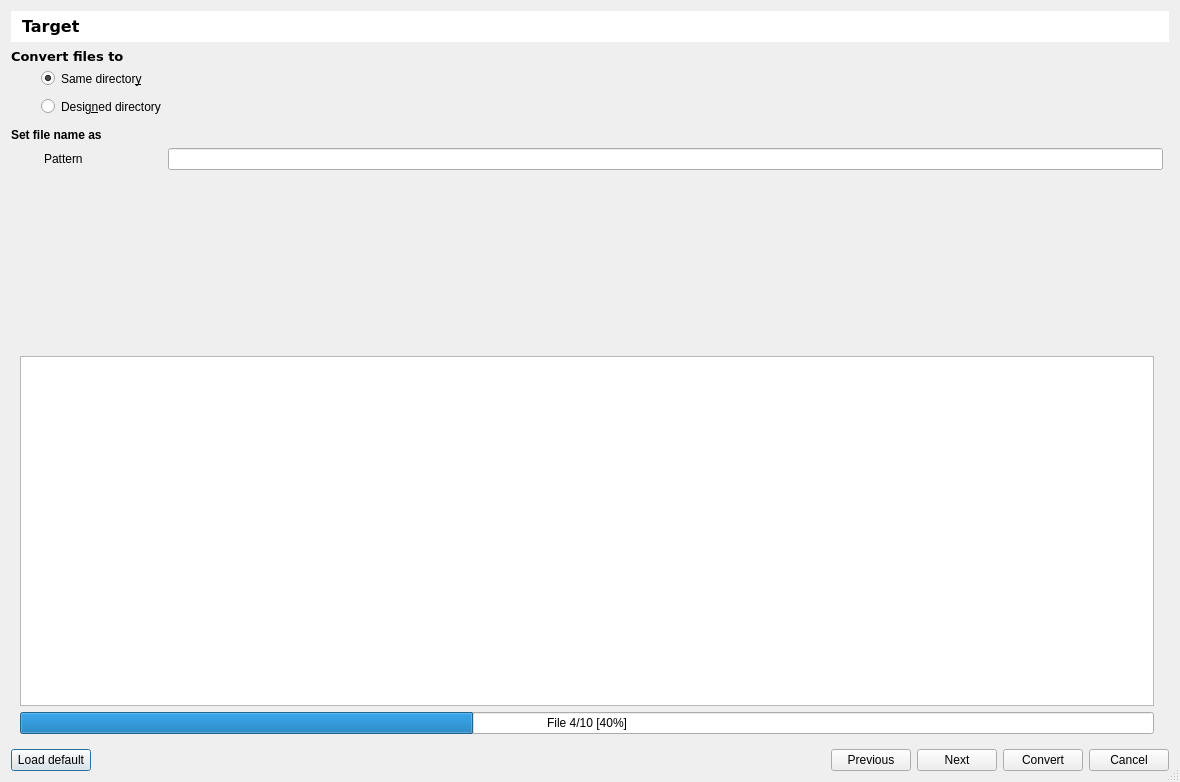
Grum999/BuliCommander, file bulicommander/bulicommander/bc/resources/bcconvertfiles.ui: the form before one commit.
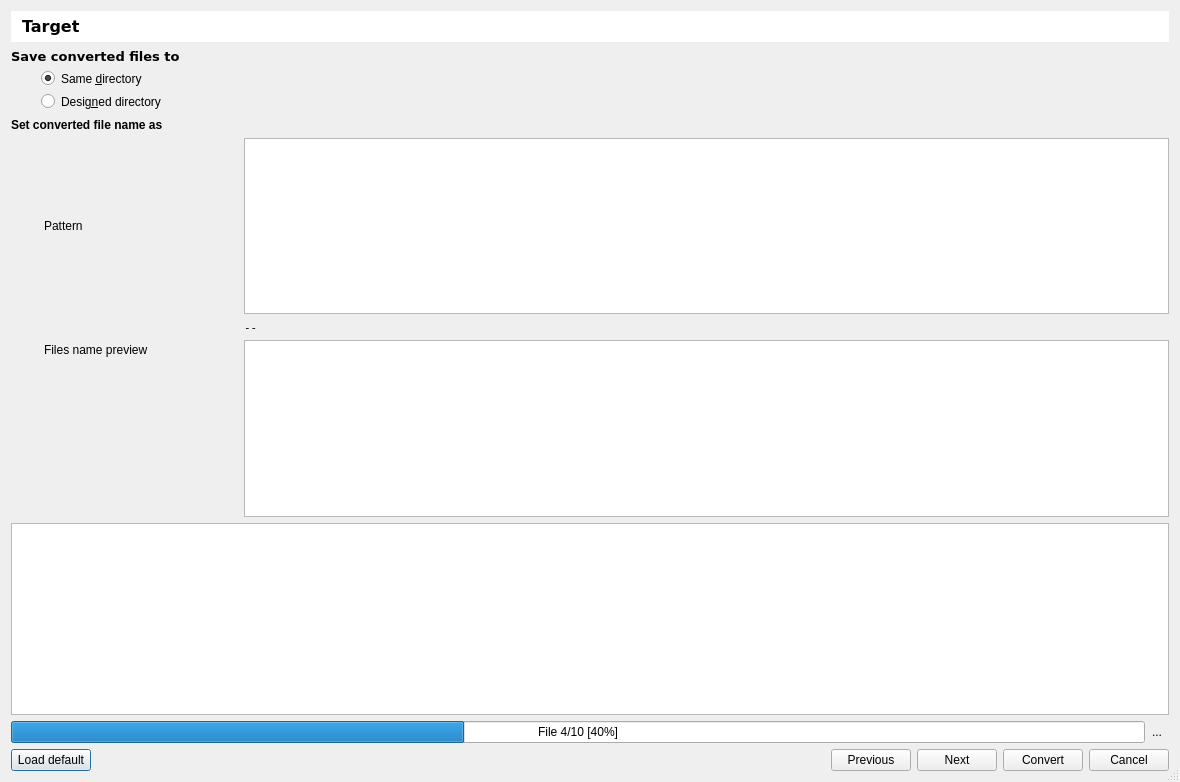
The form after the commit. Icons and pictures are not drawn. Custom widgets are drawn as their Qt base class.

Commit message: Improve UI for convert tool + Tokenizer

```diff
--- a/bulicommander/bulicommander/bc/resources/bcconvertfiles.ui
+++ b/bulicommander/bulicommander/bc/resources/bcconvertfiles.ui
@@ -424,23 +424,7 @@
        <property name="bottomMargin">
         <number>0</number>
        </property>
-       <item row="2" column="0">
-        <widget class="QRadioButton" name="rbTargetDirectorySame">
-         <property name="styleSheet">
-          <string notr="true">padding-left: 30px</string>
-         </property>
-         <property name="text">
-          <string>Same director&amp;y</string>
-         </property>
-         <property name="checked">
-          <bool>true</bool>
-         </property>
-         <attribute name="buttonGroup">
-          <string notr="true">buttonGroupTargetResult</string>
-         </attribute>
-        </widget>
-       </item>
-       <item row="0" column="0" colspan="3">
+       <item row="0" column="0" colspan="5">
         <widget class="QLabel" name="label_12">
          <property name="font">
           <font>
@@ -462,57 +446,6 @@
          </property>
         </widget>
        </item>
-       <item row="3" column="0">
-        <widget class="QRadioButton" name="rbTargetDirectoryDesigned">
-         <property name="sizePolicy">
-          <sizepolicy hsizetype="Minimum" vsizetype="Maximum">
-           <horstretch>0</horstretch>
-           <verstretch>0</verstretch>
-          </sizepolicy>
-         </property>
-         <property name="styleSheet">
-          <string notr="true">padding-left: 30px</string>
-         </property>
-         <property name="text">
-          <string>Desig&amp;ned directory</string>
-         </property>
-         <property name="checked">
-          <bool>false</bool>
-         </property>
-         <attribute name="buttonGroup">
-          <string notr="true">buttonGroupTargetResult</string>
-         </attribute>
-        </widget>
-       </item>
-       <item row="1" column="0" colspan="3">
-        <widget class="QLabel" name="label_13">
-         <property name="font">
-          <font>
-           <family>DejaVu Sans</family>
-           <pointsize>10</pointsize>
-           <weight>75</weight>
-           <italic>false</italic>
-           <bold>true</bold>
-          </font>
-         </property>
-         <property name="text">
-          <string>Convert files to</string>
-         </property>
-        </widget>
-       </item>
-       <item row="4" column="0" colspan="3">
-        <widget class="QLabel" name="label_44">
-         <property name="font">
-          <font>
-           <weight>75</weight>
-           <bold>true</bold>
-          </font>
-         </property>
-         <property name="text">
-          <string>Set file name as</string>
-         </property>
-        </widget>
-       </item>
        <item row="5" column="0">
         <widget class="QLabel" name="label_45">
          <property name="styleSheet">
@@ -523,10 +456,77 @@
          </property>
         </widget>
        </item>
-       <item row="3" column="1" colspan="2">
+       <item row="1" column="0" colspan="5">
+        <widget class="QLabel" name="label_13">
+         <property name="font">
+          <font>
+           <family>DejaVu Sans</family>
+           <pointsize>10</pointsize>
+           <weight>75</weight>
+           <italic>false</italic>
+           <bold>true</bold>
+          </font>
+         </property>
+         <property name="text">
+          <string>Save converted files to</string>
+         </property>
+        </widget>
+       </item>
+       <item row="4" column="0" colspan="5">
+        <widget class="QLabel" name="label_44">
+         <property name="font">
+          <font>
+           <weight>75</weight>
+           <bold>true</bold>
+          </font>
+         </property>
+         <property name="text">
+          <string>Set converted file name as</string>
+         </property>
+        </widget>
+       </item>
+       <item row="3" column="0">
+        <widget class="QRadioButton" name="rbTargetDirectoryDesigned">
+         <property name="sizePolicy">
+          <sizepolicy hsizetype="Minimum" vsizetype="Maximum">
+           <horstretch>0</horstretch>
+           <verstretch>0</verstretch>
+          </sizepolicy>
+         </property>
+         <property name="styleSheet">
+          <string notr="true">padding-left: 30px</string>
+         </property>
+         <property name="text">
+          <string>Desig&amp;ned directory</string>
+         </property>
+         <property name="checked">
+          <bool>false</bool>
+         </property>
+         <attribute name="buttonGroup">
+          <string notr="true">buttonGroupTargetResult</string>
+         </attribute>
+        </widget>
+       </item>
+       <item row="2" column="0" colspan="5">
+        <widget class="QRadioButton" name="rbTargetDirectorySame">
+         <property name="styleSheet">
+          <string notr="true">padding-left: 30px</string>
+         </property>
+         <property name="text">
+          <string>Same &amp;directory</string>
+         </property>
+         <property name="checked">
+          <bool>true</bool>
+         </property>
+         <attribute name="buttonGroup">
+          <string notr="true">buttonGroupTargetResult</string>
+         </attribute>
+        </widget>
+       </item>
+       <item row="3" column="1" colspan="4">
         <widget class="BCWPathBar" name="bcwpbTargetDirectory">
          <property name="sizePolicy">
-          <sizepolicy hsizetype="Preferred" vsizetype="Maximum">
+          <sizepolicy hsizetype="Preferred" vsizetype="Fixed">
            <horstretch>0</horstretch>
            <verstretch>0</verstretch>
           </sizepolicy>
@@ -534,7 +534,7 @@
          <property name="minimumSize">
           <size>
            <width>0</width>
-           <height>30</height>
+           <height>20</height>
           </size>
          </property>
          <property name="frameShape">
@@ -545,14 +545,69 @@
          </property>
         </widget>
        </item>
-       <item row="5" column="1">
-        <widget class="QLineEdit" name="leTargetFilePattern">
-         <property name="toolTip">
-          <string>&lt;html&gt;&lt;head/&gt;&lt;body&gt;&lt;p&gt;Define default name applied to new created document&lt;/p&gt;&lt;hr/&gt;&lt;p&gt;&lt;span style=&quot; font-family:'monospace'; font-size:8pt; font-weight:600;&quot;&gt;{file:baseName} &lt;/span&gt;&lt;span style=&quot; font-size:8pt;&quot;&gt;The file base name without extension&lt;/span&gt;&lt;/p&gt;&lt;p&gt;&lt;span style=&quot; font-family:'monospace'; font-size:8pt; font-weight:600;&quot;&gt;{file:name} &lt;/span&gt;&lt;span style=&quot; font-size:8pt;&quot;&gt;The file path+base name without extension&lt;/span&gt;&lt;/p&gt;&lt;p&gt;&lt;span style=&quot; font-family:'monospace'; font-size:8pt; font-weight:600;&quot;&gt;{file:ext} &lt;/span&gt;&lt;span style=&quot; font-size:8pt;&quot;&gt;The file extension&lt;/span&gt;&lt;/p&gt;&lt;hr/&gt;&lt;p&gt;&lt;span style=&quot; font-family:'monospace'; font-size:8pt; font-weight:600;&quot;&gt;{date} &lt;/span&gt;&lt;span style=&quot; font-size:8pt;&quot;&gt;The current system date (&lt;/span&gt;&lt;span style=&quot; font-size:8pt; font-style:italic;&quot;&gt;yyyy-mm-dd&lt;/span&gt;&lt;span style=&quot; font-size:8pt;&quot;&gt;)&lt;/span&gt;&lt;/p&gt;&lt;p&gt;&lt;span style=&quot; font-family:'monospace'; font-size:8pt; font-weight:600;&quot;&gt;{date:yyyy} &lt;/span&gt;&lt;span style=&quot; font-size:8pt;&quot;&gt;The current system &lt;/span&gt;&lt;span style=&quot; font-size:8pt; font-style:italic;&quot;&gt;year&lt;/span&gt;&lt;/p&gt;&lt;p&gt;&lt;span style=&quot; font-family:'monospace'; font-size:8pt; font-weight:600;&quot;&gt;{date:mm} &lt;/span&gt;&lt;span style=&quot; font-size:8pt;&quot;&gt;The current system &lt;/span&gt;&lt;span style=&quot; font-size:8pt; font-style:italic;&quot;&gt;month&lt;/span&gt;&lt;/p&gt;&lt;p&gt;&lt;span style=&quot; font-family:'monospace'; font-size:8pt; font-weight:600;&quot;&gt;{date:dd} &lt;/span&gt;&lt;span style=&quot; font-size:8pt;&quot;&gt;The current system &lt;/span&gt;&lt;span style=&quot; font-size:8pt; font-style:italic;&quot;&gt;day&lt;/span&gt;&lt;/p&gt;&lt;hr/&gt;&lt;p&gt;&lt;span style=&quot; font-family:'monospace'; font-size:8pt; font-weight:600;&quot;&gt;{time} &lt;/span&gt;&lt;span style=&quot; font-size:8pt;&quot;&gt;The current system &lt;/span&gt;&lt;span style=&quot; font-size:8pt; font-style:italic;&quot;&gt;time &lt;/span&gt;&lt;span style=&quot; font-size:8pt;&quot;&gt;(&lt;/span&gt;&lt;span style=&quot; font-size:8pt; font-style:italic;&quot;&gt;hh:mm:ss&lt;/span&gt;&lt;span style=&quot; font-size:8pt;&quot;&gt;)&lt;/span&gt;&lt;/p&gt;&lt;p&gt;&lt;span style=&quot; font-family:'monospace'; font-size:8pt; font-weight:600;&quot;&gt;{time:hh} &lt;/span&gt;&lt;span style=&quot; font-size:8pt;&quot;&gt;The current system &lt;/span&gt;&lt;span style=&quot; font-size:8pt; font-style:italic;&quot;&gt;hour (00-24)&lt;/span&gt;&lt;/p&gt;&lt;p&gt;&lt;span style=&quot; font-family:'monospace'; font-size:8pt; font-weight:600;&quot;&gt;{time:mm} &lt;/span&gt;&lt;span style=&quot; font-size:8pt;&quot;&gt;The current system &lt;/span&gt;&lt;span style=&quot; font-size:8pt; font-style:italic;&quot;&gt;minutes&lt;/span&gt;&lt;/p&gt;&lt;p&gt;&lt;span style=&quot; font-family:'monospace'; font-size:8pt; font-weight:600;&quot;&gt;{time:ss} &lt;/span&gt;&lt;span style=&quot; font-size:8pt;&quot;&gt;The current system &lt;/span&gt;&lt;span style=&quot; font-size:8pt; font-style:italic;&quot;&gt;seconds&lt;/span&gt;&lt;/p&gt;&lt;hr/&gt;&lt;p&gt;&lt;span style=&quot; font-family:'monospace'; font-size:8pt; font-weight:600;&quot;&gt;{size} &lt;/span&gt;&lt;span style=&quot; font-size:8pt;&quot;&gt;The current image size (&lt;/span&gt;&lt;span style=&quot; font-size:8pt; font-style:italic;&quot;&gt;widthxheight&lt;/span&gt;&lt;span style=&quot; font-size:8pt;&quot;&gt;)&lt;/span&gt;&lt;/p&gt;&lt;p&gt;&lt;span style=&quot; font-family:'monospace'; font-size:8pt; font-weight:600;&quot;&gt;{size:width} &lt;/span&gt;&lt;span style=&quot; font-size:8pt;&quot;&gt;The current image &lt;/span&gt;&lt;span style=&quot; font-size:8pt; font-style:italic;&quot;&gt;width&lt;/span&gt;&lt;/p&gt;&lt;p&gt;&lt;span style=&quot; font-family:'monospace'; font-size:8pt; font-weight:600;&quot;&gt;{size:height} &lt;/span&gt;&lt;span style=&quot; font-size:8pt;&quot;&gt;The current image &lt;/span&gt;&lt;span style=&quot; font-size:8pt; font-style:italic;&quot;&gt;height&lt;/span&gt;&lt;/p&gt;&lt;hr/&gt;&lt;p&gt;&lt;span style=&quot; font-family:'monospace'; font-size:8pt; font-weight:600;&quot;&gt;{counter} &lt;/span&gt;&lt;span style=&quot; font-size:8pt;&quot;&gt;A counter to file name&lt;/span&gt;&lt;/p&gt;&lt;p&gt;&lt;span style=&quot; font-family:'monospace'; font-size:8pt; font-weight:600;&quot;&gt;{counter:####} &lt;/span&gt;&lt;span style=&quot; font-size:8pt;&quot;&gt;A counter to file name&lt;/span&gt;&lt;/p&gt;&lt;hr/&gt;&lt;p&gt;&lt;span style=&quot; font-family:'monospace'; font-size:8pt; font-weight:600;&quot;&gt;{targetExtension} &lt;/span&gt;&lt;span style=&quot; font-size:8pt;&quot;&gt;Extension for current defined target file format&lt;/span&gt;&lt;/p&gt;&lt;/body&gt;&lt;/html&gt;</string>
+       <item row="5" column="1" colspan="4">
+        <widget class="BCWCodeEditor" name="ceTargetFilePattern"/>
+       </item>
+       <item row="6" column="1" colspan="4">
+        <widget class="QLabel" name="lblError">
+         <property name="font">
+          <font>
+           <family>DejaVu Sans Mono</family>
+           <pointsize>8</pointsize>
+          </font>
          </property>
+         <property name="text">
+          <string>--</string>
+         </property>
         </widget>
        </item>
-       <item row="7" column="0" rowspan="2" colspan="2">
+       <item row="7" column="0">
+        <widget class="QLabel" name="lblResultPreview">
+         <property name="styleSheet">
+          <string notr="true">padding-left: 30px</string>
+         </property>
+         <property name="text">
+          <string>Files name preview</string>
+         </property>
+         <property name="alignment">
+          <set>Qt::AlignLeading|Qt::AlignLeft|Qt::AlignTop</set>
+         </property>
+        </widget>
+       </item>
+       <item row="7" column="1" colspan="4">
+        <widget class="QTreeView" name="tvResultPreview">
+         <property name="sizePolicy">
+          <sizepolicy hsizetype="Expanding" vsizetype="Expanding">
+           <horstretch>0</horstretch>
+           <verstretch>0</verstretch>
+          </sizepolicy>
+         </property>
+         <property name="font">
+          <font>
+           <family>DejaVu Sans Mono</family>
+          </font>
+         </property>
+         <property name="alternatingRowColors">
+          <bool>true</bool>
+         </property>
+         <property name="rootIsDecorated">
+          <bool>false</bool>
+         </property>
+         <property name="sortingEnabled">
+          <bool>true</bool>
+         </property>
+         <property name="expandsOnDoubleClick">
+          <bool>false</bool>
+         </property>
+         <attribute name="headerShowSortIndicator" stdset="0">
+          <bool>true</bool>
+         </attribute>
+         <attribute name="headerStretchLastSection">
+          <bool>false</bool>
+         </attribute>
+        </widget>
+       </item>
+       <item row="10" column="0" rowspan="2" colspan="5">
         <widget class="QWidget" name="wProgress" native="true">
          <property name="sizePolicy">
           <sizepolicy hsizetype="Preferred" vsizetype="MinimumExpanding">
@@ -567,6 +622,18 @@
           </size>
          </property>
          <layout class="QVBoxLayout" name="verticalLayout_2">
+          <property name="leftMargin">
+           <number>0</number>
+          </property>
+          <property name="topMargin">
+           <number>0</number>
+          </property>
+          <property name="rightMargin">
+           <number>0</number>
+          </property>
+          <property name="bottomMargin">
+           <number>0</number>
+          </property>
           <item>
            <widget class="BCWConsole" name="pteConsole">
             <property name="sizePolicy">
@@ -578,7 +645,7 @@
             <property name="minimumSize">
              <size>
               <width>0</width>
-              <height>350</height>
+              <height>0</height>
              </size>
             </property>
             <property name="font">
@@ -599,52 +666,86 @@
            </widget>
           </item>
           <item>
-           <widget class="QProgressBar" name="pgbTargetResultExport">
-            <property name="enabled">
-             <bool>true</bool>
+           <widget class="QWidget" name="widget_2" native="true">
+            <property name="sizePolicy">
+             <sizepolicy hsizetype="Preferred" vsizetype="Maximum">
+              <horstretch>0</horstretch>
+              <verstretch>0</verstretch>
+             </sizepolicy>
             </property>
-            <property name="maximum">
-             <number>10</number>
+            <property name="minimumSize">
+             <size>
+              <width>0</width>
+              <height>0</height>
+             </size>
             </property>
-            <property name="value">
-             <number>4</number>
-            </property>
-            <property name="textVisible">
-             <bool>true</bool>
-            </property>
-            <property name="orientation">
-             <enum>Qt::Horizontal</enum>
-            </property>
-            <property name="invertedAppearance">
-             <bool>false</bool>
-            </property>
-            <property name="textDirection">
-             <enum>QProgressBar::TopToBottom</enum>
-            </property>
-            <property name="format">
-             <string>File %v/%m [%p%]</string>
-            </property>
+            <layout class="QHBoxLayout" name="horizontalLayout_5">
+             <property name="spacing">
+              <number>0</number>
+             </property>
+             <property name="leftMargin">
+              <number>0</number>
+             </property>
+             <property name="topMargin">
+              <number>0</number>
+             </property>
+             <property name="rightMargin">
+              <number>0</number>
+             </property>
+             <property name="bottomMargin">
+              <number>0</number>
+             </property>
+             <item>
+              <widget class="QProgressBar" name="pgbTargetResultExport">
+               <property name="enabled">
+                <bool>true</bool>
+               </property>
+               <property name="maximum">
+                <number>10</number>
+               </property>
+               <property name="value">
+                <number>4</number>
+               </property>
+               <property name="textVisible">
+                <bool>true</bool>
+               </property>
+               <property name="orientation">
+                <enum>Qt::Horizontal</enum>
+               </property>
+               <property name="invertedAppearance">
+                <bool>false</bool>
+               </property>
+               <property name="textDirection">
+                <enum>QProgressBar::TopToBottom</enum>
+               </property>
+               <property name="format">
+                <string>File %v/%m [%p%]</string>
+               </property>
+              </widget>
+             </item>
+             <item>
+              <widget class="QToolButton" name="pbHideConsole">
+               <property name="toolTip">
+                <string>Hide console</string>
+               </property>
+               <property name="text">
+                <string>...</string>
+               </property>
+               <property name="icon">
+                <iconset resource="dark_icons.qrc">
+                 <normaloff>:/images/visibility_off</normaloff>:/images/visibility_off</iconset>
+               </property>
+               <property name="autoRaise">
+                <bool>true</bool>
+               </property>
+              </widget>
+             </item>
+            </layout>
            </widget>
           </item>
          </layout>
         </widget>
        </item>
-       <item row="6" column="0">
-        <spacer name="verticalSpacer_2">
-         <property name="orientation">
-          <enum>Qt::Vertical</enum>
-         </property>
-         <property name="sizeType">
-          <enum>QSizePolicy::MinimumExpanding</enum>
-         </property>
-         <property name="sizeHint" stdset="0">
-          <size>
-           <width>20</width>
-           <height>40</height>
-          </size>
-         </property>
-        </spacer>
-       </item>
       </layout>
      </widget>
     </widget>
@@ -775,6 +876,11 @@
    <extends>QPlainTextEdit</extends>
    <header>bulicommander.bc.bcwconsole</header>
   </customwidget>
+  <customwidget>
+   <class>BCWCodeEditor</class>
+   <extends>QPlainTextEdit</extends>
+   <header>bulicommander.bc.bcwcodeeditor</header>
+  </customwidget>
  </customwidgets>
  <resources/>
  <connections/>
```
Left out of the diff: 6 changed lines with no effect on the pictures. The commit also changes 4 other files.
